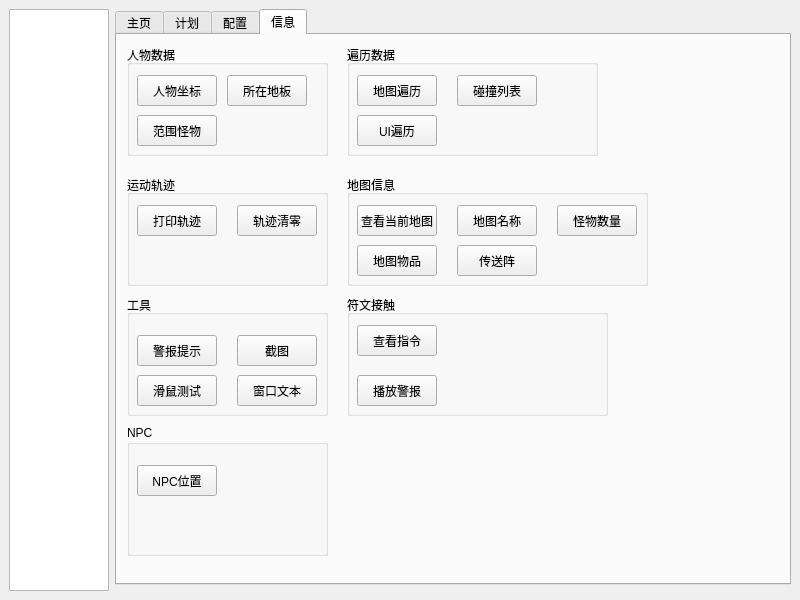
Old version of the form mainwindow.ui in the repository kinvcode/BattleMush.
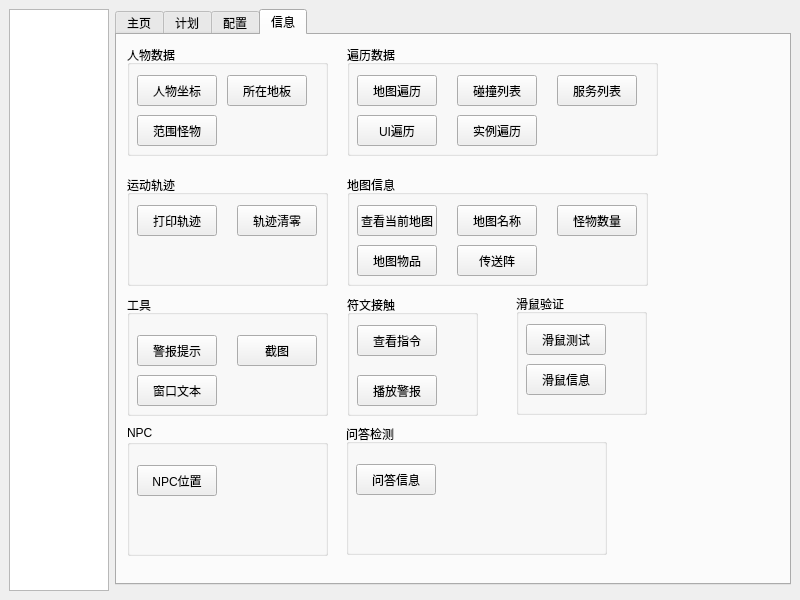
New version of the form. Custom widgets are drawn as their Qt base class.

Commit message: 更新内存滑鼠

```diff
--- a/mainwindow.ui
+++ b/mainwindow.ui
@@ -2320,35 +2320,10 @@
             <string>截图</string>
            </property>
           </widget>
-          <widget class="QPushButton" name="pushButton_mousetrack">
-           <property name="geometry">
-            <rect>
-             <x>10</x>
-             <y>80</y>
-             <width>80</width>
-             <height>31</height>
-            </rect>
-           </property>
-           <property name="minimumSize">
-            <size>
-             <width>80</width>
-             <height>0</height>
-            </size>
-           </property>
-           <property name="maximumSize">
-            <size>
-             <width>80</width>
-             <height>16777215</height>
-            </size>
-           </property>
-           <property name="text">
-            <string>滑鼠测试</string>
-           </property>
-          </widget>
           <widget class="QPushButton" name="pushButton_text_list">
            <property name="geometry">
             <rect>
-             <x>110</x>
+             <x>10</x>
              <y>80</y>
              <width>80</width>
              <height>31</height>
@@ -2376,7 +2351,7 @@
            <rect>
             <x>230</x>
             <y>10</y>
-            <width>251</width>
+            <width>311</width>
             <height>111</height>
            </rect>
           </property>
@@ -2446,6 +2421,44 @@
             <string>碰撞列表</string>
            </property>
           </widget>
+          <widget class="QPushButton" name="pushButton_print_modentity_list">
+           <property name="geometry">
+            <rect>
+             <x>110</x>
+             <y>70</y>
+             <width>80</width>
+             <height>31</height>
+            </rect>
+           </property>
+           <property name="text">
+            <string>实例遍历</string>
+           </property>
+          </widget>
+          <widget class="QPushButton" name="pushButton_print_allservice">
+           <property name="geometry">
+            <rect>
+             <x>210</x>
+             <y>30</y>
+             <width>80</width>
+             <height>31</height>
+            </rect>
+           </property>
+           <property name="minimumSize">
+            <size>
+             <width>80</width>
+             <height>0</height>
+            </size>
+           </property>
+           <property name="maximumSize">
+            <size>
+             <width>80</width>
+             <height>16777215</height>
+            </size>
+           </property>
+           <property name="text">
+            <string>服务列表</string>
+           </property>
+          </widget>
          </widget>
          <widget class="QGroupBox" name="groupBox_5">
           <property name="geometry">
@@ -2590,7 +2603,7 @@
            <rect>
             <x>230</x>
             <y>260</y>
-            <width>261</width>
+            <width>131</width>
             <height>121</height>
            </rect>
           </property>
@@ -2686,6 +2699,107 @@
            </property>
           </widget>
          </widget>
+         <widget class="QGroupBox" name="groupBox_10">
+          <property name="geometry">
+           <rect>
+            <x>229</x>
+            <y>389</y>
+            <width>261</width>
+            <height>131</height>
+           </rect>
+          </property>
+          <property name="title">
+           <string>问答检测</string>
+          </property>
+          <widget class="QPushButton" name="pushButton_answer_check_info">
+           <property name="geometry">
+            <rect>
+             <x>10</x>
+             <y>40</y>
+             <width>80</width>
+             <height>31</height>
+            </rect>
+           </property>
+           <property name="minimumSize">
+            <size>
+             <width>80</width>
+             <height>31</height>
+            </size>
+           </property>
+           <property name="maximumSize">
+            <size>
+             <width>80</width>
+             <height>31</height>
+            </size>
+           </property>
+           <property name="text">
+            <string>问答信息</string>
+           </property>
+          </widget>
+         </widget>
+         <widget class="QGroupBox" name="groupBox_11">
+          <property name="geometry">
+           <rect>
+            <x>399</x>
+            <y>259</y>
+            <width>131</width>
+            <height>121</height>
+           </rect>
+          </property>
+          <property name="title">
+           <string>滑鼠验证</string>
+          </property>
+          <widget class="QPushButton" name="pushButton_mousetrack">
+           <property name="geometry">
+            <rect>
+             <x>10</x>
+             <y>30</y>
+             <width>80</width>
+             <height>31</height>
+            </rect>
+           </property>
+           <property name="minimumSize">
+            <size>
+             <width>80</width>
+             <height>0</height>
+            </size>
+           </property>
+           <property name="maximumSize">
+            <size>
+             <width>80</width>
+             <height>16777215</height>
+            </size>
+           </property>
+           <property name="text">
+            <string>滑鼠测试</string>
+           </property>
+          </widget>
+          <widget class="QPushButton" name="pushButton_mousetrack_info">
+           <property name="geometry">
+            <rect>
+             <x>10</x>
+             <y>70</y>
+             <width>80</width>
+             <height>31</height>
+            </rect>
+           </property>
+           <property name="minimumSize">
+            <size>
+             <width>80</width>
+             <height>0</height>
+            </size>
+           </property>
+           <property name="maximumSize">
+            <size>
+             <width>80</width>
+             <height>16777215</height>
+            </size>
+           </property>
+           <property name="text">
+            <string>滑鼠信息</string>
+           </property>
+          </widget>
+         </widget>
         </widget>
        </widget>
       </item>
```
The commit also changes 13 other files.
